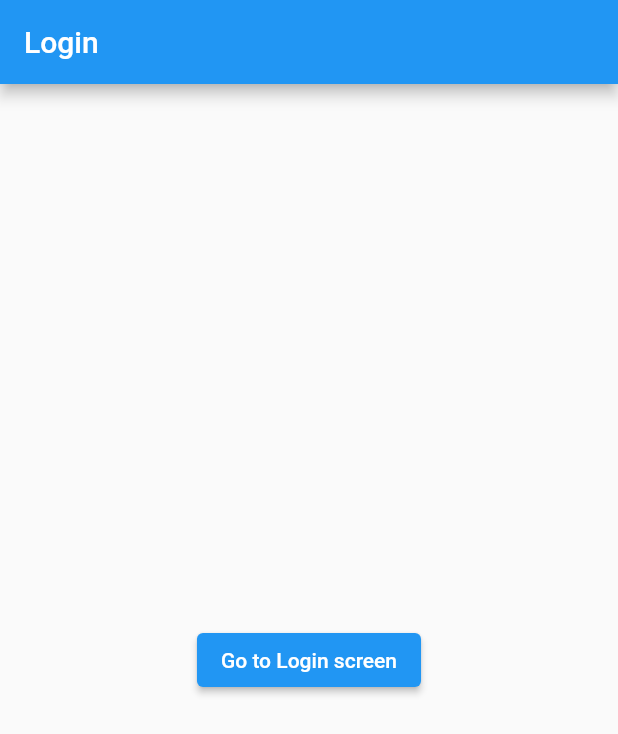
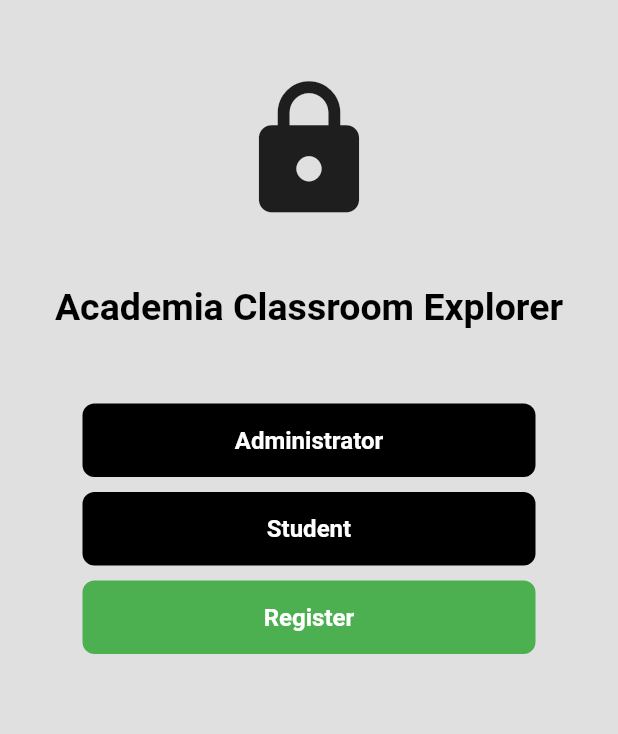
Before and after one commit to Dooflamgo/ACE, a Flutter app: the screen it shows after launch, on a phone screen of 412 x 824 dp. Shown: the top 734 px of the screen. Run offline on Flutter 3.47's test engine with Material 2 defaults, Android fonts, the phone set to English and light mode, and no system bars.

Commit message:
Added buttons and UI

```diff
--- a/lib/main.dart
+++ b/lib/main.dart
@@ -1,14 +1,10 @@
 import 'package:flutter/material.dart';
-import 'package:untitled/loginButton.dart';
+import 'studentlogin_page.dart';
+import 'adminlogin_page.dart';
+import 'selectionscreen.dart';
 
 void main() {
-  runApp(MaterialApp(
-    title: "route",
-    home: MyApp(),
-    theme: ThemeData(
-      primaryColor: Colors.blue,
-    ),
-  ));
+  runApp(const MyApp());
 }
 
 class MyApp extends StatelessWidget {
@@ -16,16 +12,9 @@ class MyApp extends StatelessWidget {
 
   @override
   Widget build(BuildContext context) {
-    return Scaffold(
-      appBar: AppBar(title: Text("Login"),),
-      body: Center(
-        child: ElevatedButton(
-          onPressed: () {
-            Navigator.push(context, MaterialPageRoute(builder: (context) => loginButton()));
-          },
-          child: Text("Go to Login screen"),
-        ),
-      ),
+    return  MaterialApp(
+      debugShowCheckedModeBanner: false,
+      home: SelectionPage(),
     );
   }
 }
--- /dev/null
+++ b/lib/pages/adminselectionbutton.dart
@@ -0,0 +1,37 @@
+import 'package:flutter/material.dart';
+import 'package:untitled/adminlogin_page.dart';
+
+class AdminButton extends StatelessWidget {
+
+  final Function()? onTap;
+
+
+  const AdminButton({super.key, required this.onTap,});
+
+  @override
+  Widget build(BuildContext context) {
+    return GestureDetector(
+      onTap: () {
+        Navigator.of(context).push(MaterialPageRoute(builder: (BuildContext context)=>AdminLoginPage()));
+      },
+      child: Container(
+        padding: const EdgeInsets.all(15),
+        margin: const EdgeInsets.symmetric(horizontal: 55),
+        decoration: BoxDecoration(
+          color: Colors.black,
+          borderRadius: BorderRadius.circular(8),
+        ),
+        child: const Center(
+          child: Text(
+            "Administrator",
+            style: TextStyle(
+              color: Colors.white,
+              fontWeight: FontWeight.bold,
+              fontSize: 16,
+            ),
+          ),
+        ),
+      ),
+    );
+  }
+}
--- /dev/null
+++ b/lib/pages/registerselectionbutton.dart
@@ -0,0 +1,34 @@
+import 'package:flutter/material.dart';
+
+class RegisterButton extends StatelessWidget {
+
+  final Function()? onTap;
+
+
+  const RegisterButton({super.key, required this.onTap,});
+
+  @override
+  Widget build(BuildContext context) {
+    return GestureDetector(
+      onTap: onTap,
+      child: Container(
+        padding: const EdgeInsets.all(15),
+        margin: const EdgeInsets.symmetric(horizontal: 55),
+        decoration: BoxDecoration(
+          color: Colors.green,
+          borderRadius: BorderRadius.circular(8),
+        ),
+        child: const Center(
+          child: Text(
+            "Register",
+            style: TextStyle(
+              color: Colors.white,
+              fontWeight: FontWeight.bold,
+              fontSize: 16,
+            ),
+          ),
+        ),
+      ),
+    );
+  }
+}
--- /dev/null
+++ b/lib/pages/studentselectionbutton.dart
@@ -0,0 +1,37 @@
+import 'package:flutter/material.dart';
+import 'package:untitled/studentlogin_page.dart';
+
+class StudentButton extends StatelessWidget {
+
+  final Function()? onTap;
+
+
+  const StudentButton({super.key, required this.onTap,});
+
+  @override
+  Widget build(BuildContext context) {
+    return GestureDetector(
+      onTap: () {
+        Navigator.of(context).push(MaterialPageRoute(builder: (BuildContext context)=>StudentLoginPage()));
+      },
+      child: Container(
+        padding: const EdgeInsets.all(15),
+        margin: const EdgeInsets.symmetric(horizontal: 55),
+        decoration: BoxDecoration(
+          color: Colors.black,
+          borderRadius: BorderRadius.circular(8),
+        ),
+        child: const Center(
+          child: Text(
+            "Student",
+            style: TextStyle(
+              color: Colors.white,
+              fontWeight: FontWeight.bold,
+              fontSize: 16,
+            ),
+          ),
+        ),
+      ),
+    );
+  }
+}
--- /dev/null
+++ b/lib/selectionscreen.dart
@@ -0,0 +1,55 @@
+import 'package:flutter/material.dart';
+import 'package:untitled/pages/adminselectionbutton.dart';
+import 'package:untitled/pages/registerselectionbutton.dart';
+import 'package:untitled/pages/studentselectionbutton.dart';
+
+class SelectionPage extends StatelessWidget {
+  const SelectionPage({Key? key}) : super(key: key);
+
+  @override
+  Widget build(BuildContext context) {
+    return Scaffold(
+      backgroundColor:  Colors.grey[300],
+      body: SafeArea(
+        child: Center(
+          child: Column(
+            children: const [
+              SizedBox(height: 50),
+
+              Icon(
+                Icons.lock,
+                size: 100,
+
+              ),
+              SizedBox(height: 40),
+
+              Text(
+                'Academia Classroom Explorer',
+                style: TextStyle(
+                  color: Colors.black,
+                  fontSize: 25,
+                  fontWeight: FontWeight.bold,
+                ),
+              ),
+              SizedBox(height: 50),
+
+              AdminButton(onTap: null),
+
+              SizedBox(height: 10),
+
+              StudentButton(onTap: null),
+
+              SizedBox(height: 10),
+
+              RegisterButton(onTap: null)
+
+
+
+            ],
+          ),
+
+        ),
+      ),
+    );
+  }
+}
```
Also changed, not shown: lib/adminlogin_page.dart (added, +85 -0 lines), lib/loginButton.dart (deleted, +0 -50 lines), lib/pages/My_button.dart (added, +34 -0 lines), lib/pages/Passwordtextfield.dart (added, +52 -0 lines), lib/pages/Usernametextfield.dart (added, +44 -0 lines), lib/studentlogin_page.dart (added, +84 -0 lines).
